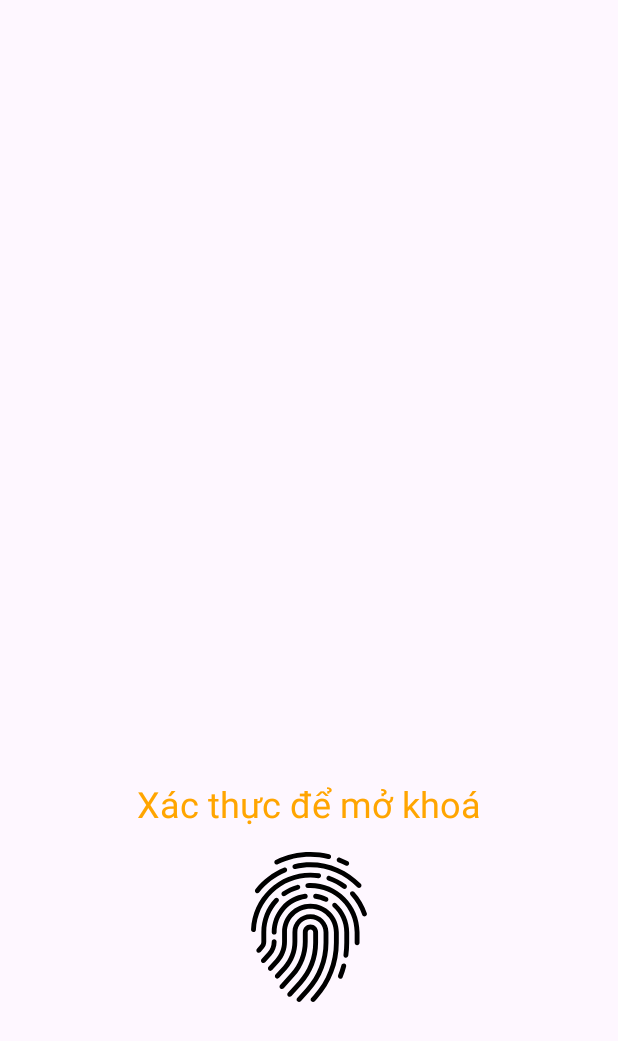
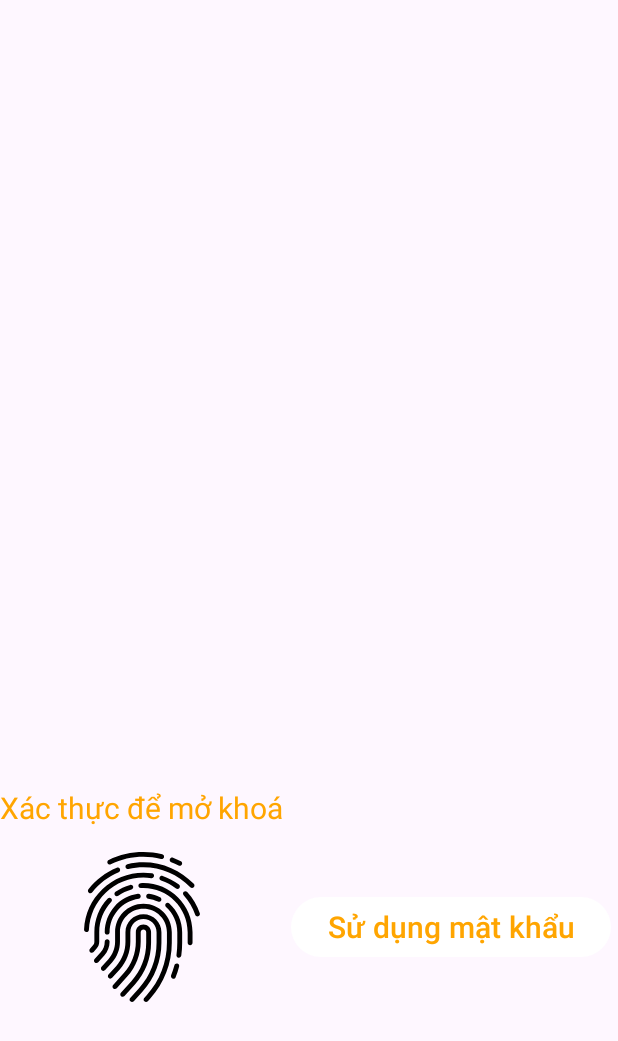
Before and after one commit to LeThoKMA/MVP_ImageEditor, an Android app: the screen it shows after launch (LoginActivity), on a phone screen of 412 x 824 dp. Shown: the top 1041 px of the screen. Run offline under Robolectric (Android 15) with nearby library versions, the phone set to English and light mode, and no system bars; pictures from the network do not load; 4 statements that could not run were skipped.

Commit message:
lock and unlock image

```diff
--- a/app/src/main/java/com/example/imageEditor/ui/login/LoginActivity.kt
+++ b/app/src/main/java/com/example/imageEditor/ui/login/LoginActivity.kt
@@ -78,6 +78,18 @@ class LoginActivity : AppCompatActivity() {
         binding.btnLogin.setOnClickListener {
             handleLogin()
         }
+        binding.textViewPass.setOnClickListener {
+            binding.btnLogin.visibility = View.INVISIBLE
+            binding.lnRegister.visibility = View.VISIBLE
+            binding.textView.visibility = View.GONE
+            binding.btnConfirm.visibility = View.VISIBLE
+            binding.textViewPass.visibility = View.GONE
+
+            if (password != null) {
+                binding.tvConfirmPassword.visibility = View.GONE
+                binding.edtConfirmPassword.visibility = View.GONE
+            }
+        }
         binding.btnConfirm.setOnClickListener {
             if (password == null) {
                 if (binding.edtPassword.text.toString()
@@ -90,6 +102,7 @@ class LoginActivity : AppCompatActivity() {
                     Toast.makeText(this, "Mật khẩu không khớp", Toast.LENGTH_SHORT).show()
                 } else {
                     MyEncryptPreference(this).saveData(PIN, binding.edtPassword.text.toString())
+                    startActivity(Intent(this, MainActivity::class.java))
                 }
             } else {
                 if (binding.edtPassword.text.toString()
--- a/app/src/main/res/layout/activity_login.xml
+++ b/app/src/main/res/layout/activity_login.xml
@@ -8,15 +8,27 @@
     tools:context=".ui.login.LoginActivity">
 
     <TextView
+        android:id="@+id/textView"
         android:layout_width="wrap_content"
         android:layout_height="wrap_content"
         android:layout_marginBottom="16dp"
         android:text="Xác thực để mở khoá"
         android:textColor="@color/orange"
-        android:textSize="24sp"
+        android:textSize="20sp"
         app:layout_constraintBottom_toTopOf="@+id/btnLogin"
+        app:layout_constraintStart_toStartOf="parent" />
+
+    <Button
+        android:id="@+id/textViewPass"
+        android:layout_width="wrap_content"
+        android:layout_height="wrap_content"
+        android:text="Sử dụng mật khẩu"
+        android:textColor="@color/orange"
+        android:textSize="20sp"
+        app:layout_constraintBottom_toBottomOf="@+id/btnLogin"
         app:layout_constraintEnd_toEndOf="parent"
-        app:layout_constraintStart_toStartOf="parent" />
+        app:layout_constraintStart_toEndOf="@id/textView"
+        app:layout_constraintTop_toTopOf="@+id/btnLogin" />
 
     <LinearLayout
         android:id="@+id/lnRegister"
@@ -53,7 +65,8 @@
             <EditText
                 android:id="@+id/edtPassword"
                 android:layout_width="match_parent"
-                android:layout_height="wrap_content" />
+                android:layout_height="wrap_content"
+                android:inputType="textPassword" />
         </androidx.cardview.widget.CardView>
 
         <TextView
@@ -72,15 +85,17 @@
             <EditText
                 android:id="@+id/edtConfirmPassword"
                 android:layout_width="match_parent"
-                android:layout_height="wrap_content" />
+                android:layout_height="wrap_content"
+                android:inputType="textPassword" />
         </androidx.cardview.widget.CardView>
 
-        <Button
+        <TextView
             android:id="@+id/btnConfirm"
             android:layout_width="wrap_content"
             android:layout_height="wrap_content"
             android:layout_gravity="center"
-            android:padding="4dp"
+            android:background="@color/gray_fade"
+            android:padding="16dp"
             android:text="Xác nhận" />
     </LinearLayout>
 
@@ -91,7 +106,7 @@
         android:scaleType="centerInside"
         android:src="@drawable/fingerprint_svgrepo_com"
         app:layout_constraintBottom_toBottomOf="parent"
-        app:layout_constraintEnd_toEndOf="parent"
+        app:layout_constraintEnd_toEndOf="@+id/textView"
         app:layout_constraintStart_toStartOf="parent"
         app:layout_constraintTop_toBottomOf="@+id/lnRegister" />
 
```
